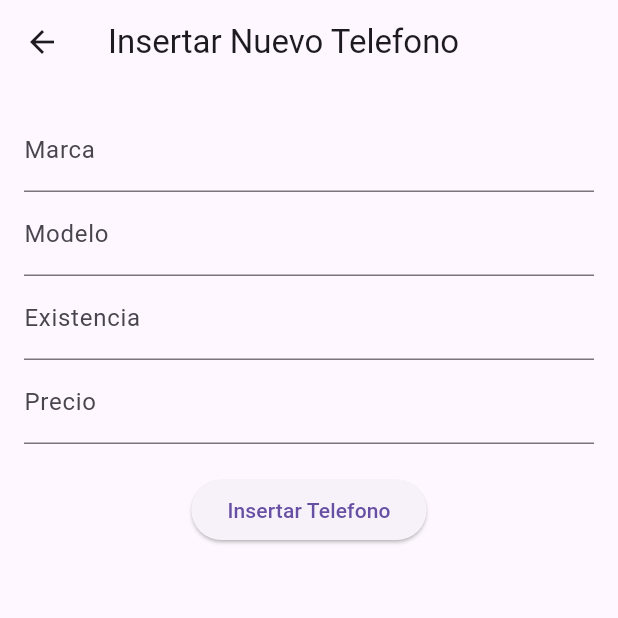
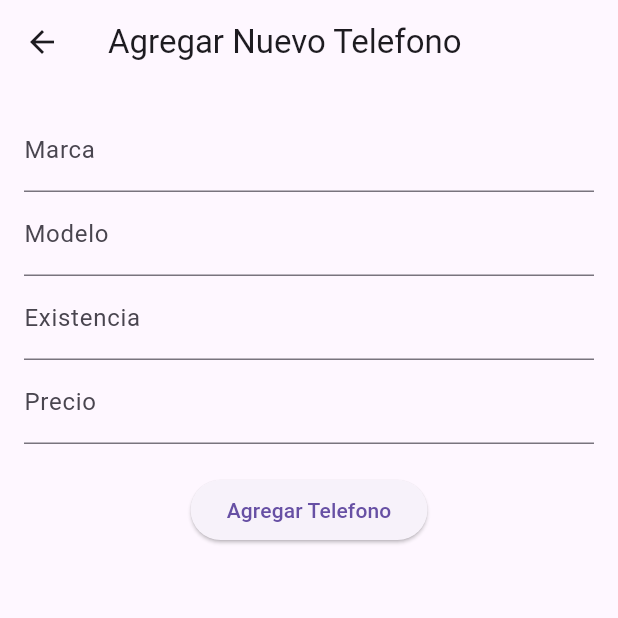
Before and after one commit to alampf/InventarioTelefonos, a Flutter app: the insertPhoneScreen screen opened directly, on a phone screen of 412 x 824 dp, the top half of it. Run offline on Flutter 3.47's test engine with Material 3 defaults, Android fonts, the light colour scheme and no system bars; missing offline and left inert: mongo_dart.

Commit message:
Error Corregido

```diff
--- a/lib/screens/insert_phone_screen.dart
+++ b/lib/screens/insert_phone_screen.dart
@@ -51,7 +51,7 @@ class _insertPhoneScreenState extends State<insertPhoneScreen> {
   Widget build(BuildContext context) {
     return Scaffold(
       appBar: AppBar(
-        title: const Text('Insertar Nuevo Telefono'),
+        title: const Text('Agregar Nuevo Telefono'),
       ),
       body: Padding(
         padding: const EdgeInsets.all(16.0),
@@ -76,7 +76,7 @@ class _insertPhoneScreenState extends State<insertPhoneScreen> {
             const SizedBox(height: 20),
             ElevatedButton(
               onPressed: _insertPhone,
-              child: const Text('Insertar Telefono'),
+              child: const Text('Agregar Telefono'),
             ),
           ],
         ),
```
